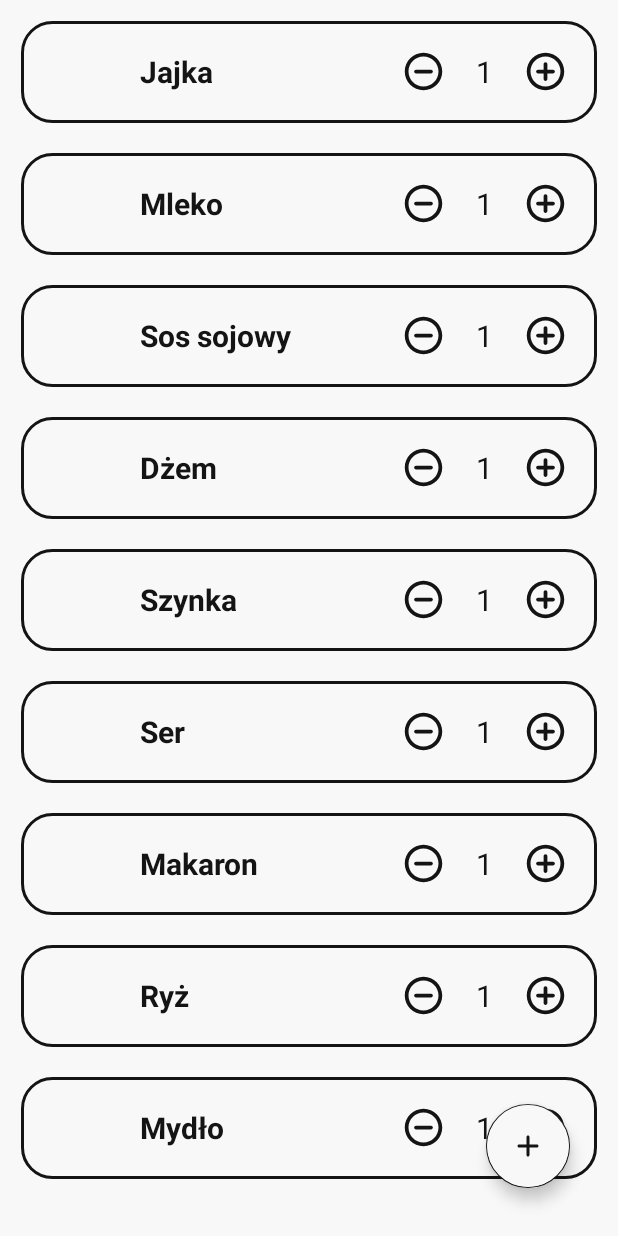
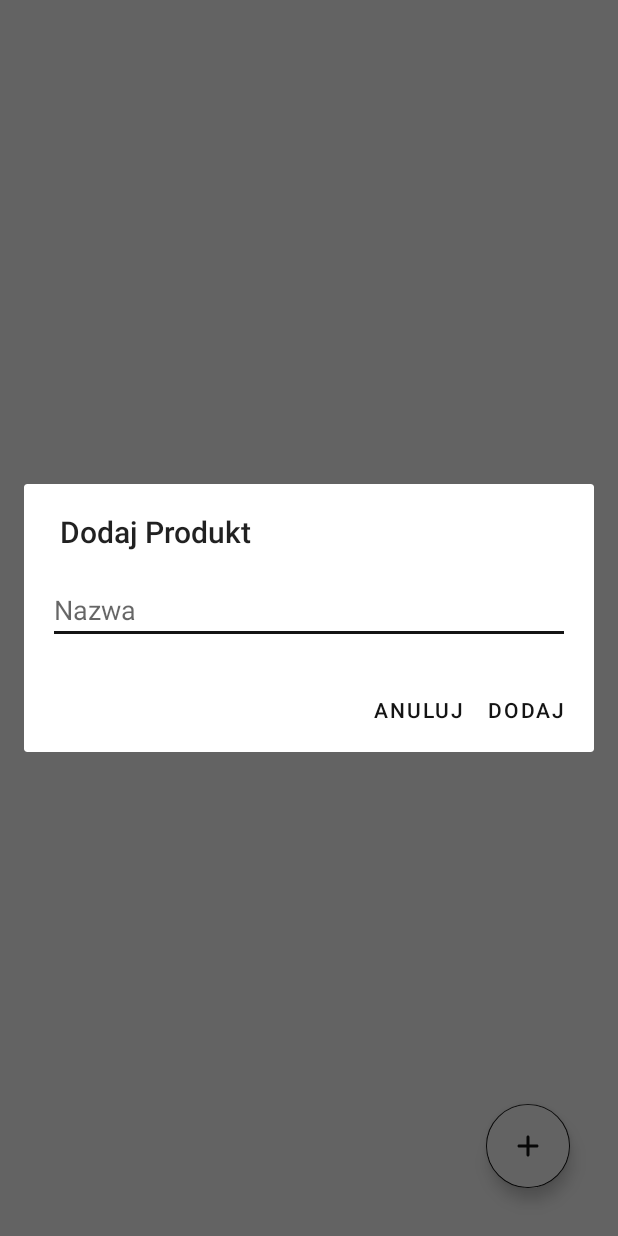
Before and after one commit to Mroxny/MyFridge, an Android app: the screen it shows after launch (MainActivity), after a tap on an icon or button, on a phone screen of 412 x 824 dp. Run offline under Robolectric (Android 15) with nearby library versions, the phone set to English and light mode, and no system bars.

Commit message:
17.09.2021
- add dialog product

```diff
--- /dev/null
+++ b/app/src/main/java/com/mroxny/myfridge/AddProductDialog.java
@@ -0,0 +1,66 @@
+package com.mroxny.myfridge;
+
+import android.app.Dialog;
+import android.content.Context;
+import android.content.DialogInterface;
+import android.os.Bundle;
+import android.view.LayoutInflater;
+import android.view.View;
+import android.widget.EditText;
+
+import androidx.appcompat.app.AlertDialog;
+import androidx.appcompat.app.AppCompatDialogFragment;
+
+
+public class AddProductDialog extends AppCompatDialogFragment {
+
+    private EditText editTextName;
+    private ProductDialogListener listener;
+
+    @Override
+    public Dialog onCreateDialog(Bundle savedInstanceState) {
+        AlertDialog.Builder builder = new AlertDialog.Builder(getActivity());
+
+        LayoutInflater inflater = getActivity().getLayoutInflater();
+        View view = inflater.inflate(R.layout.add_product_layout, null);
+
+        builder.setView(view)
+                .setTitle("Dodaj Produkt")
+                .setNegativeButton("anuluj", new DialogInterface.OnClickListener() {
+                    @Override
+                    public void onClick(DialogInterface dialogInterface, int i) {
+
+                    }
+                })
+                .setPositiveButton("dodaj", new DialogInterface.OnClickListener() {
+                    @Override
+                    public void onClick(DialogInterface dialogInterface, int i) {
+                        String name = editTextName.getText().toString();
+
+                        if (name == null || name.length()<=0)name = "Nieznany produkt";
+
+                        listener.applyTexts(name);
+                    }
+                });
+
+        editTextName = view.findViewById(R.id.edit_name);
+
+        return builder.create();
+    }
+
+    @Override
+    public void onAttach(Context context) {
+        super.onAttach(context);
+
+        try {
+            listener = (ProductDialogListener) context;
+        } catch (ClassCastException e) {
+            throw new ClassCastException(context.toString() +
+                    "must implement ProductDialogListener");
+        }
+    }
+
+    public interface ProductDialogListener {
+        void applyTexts(String name);
+    }
+}
--- a/app/src/main/java/com/mroxny/myfridge/MainActivity.java
+++ b/app/src/main/java/com/mroxny/myfridge/MainActivity.java
@@ -23,15 +23,13 @@ import com.google.android.material.floatingactionbutton.FloatingActionButton;
 
 import java.util.ArrayList;
 
-public class MainActivity extends AppCompatActivity {
+public class MainActivity extends AppCompatActivity implements AddProductDialog.ProductDialogListener{
 
     private RecyclerView mRecyclerView;
     private RecyclerView.Adapter mAdapter;
     private RecyclerView.LayoutManager mLayoutManager;
-
-    private Product product;
-    private LinearLayout layout;
     private FloatingActionButton addProductButton;
+    ArrayList<Product> products = new ArrayList<>();
 
     @Override
     protected void onCreate(Bundle savedInstanceState) {
@@ -41,37 +39,37 @@ public class MainActivity extends AppCompatActivity {
         getWindow().setFlags(WindowManager.LayoutParams.FLAG_FULLSCREEN,
                 WindowManager.LayoutParams.FLAG_FULLSCREEN);
 
-        ArrayList<Product> products = new ArrayList<>();
-        products.add(new Product("Jajka"));
-        products.add(new Product("Mleko"));
-        products.add(new Product("Sos sojowy"));
-        products.add(new Product("Dżem"));
-        products.add(new Product("Szynka"));
-        products.add(new Product("Ser"));
-        products.add(new Product("Makaron"));
-        products.add(new Product("Ryż"));
-        products.add(new Product("Mydło"));
+        addProductButton = (FloatingActionButton) findViewById(R.id.add_product_button);
+        addProductButton.setOnClickListener(new View.OnClickListener() {
+            @Override
+            public void onClick(View v) {
+                openAddProductDialog();
+            }
+        });
+    }
 
+    private void openAddProductDialog(){
+        AddProductDialog productDialog = new AddProductDialog();
+        productDialog.show(getSupportFragmentManager(),"product dialog");
+
+    }
+
+    private void addProduct(String name) {
+        products.add(new Product(name));
 
         mRecyclerView = findViewById(R.id.recyclerView);
         mRecyclerView.setHasFixedSize(true);
         mLayoutManager = new LinearLayoutManager(this);
+
         mAdapter = new ProductAdapter(products);
-
         mRecyclerView.setLayoutManager(mLayoutManager);
         mRecyclerView.setAdapter(mAdapter);
 
-
-        addProductButton = (FloatingActionButton) findViewById(R.id.add_product_button);
-        addProductButton.setOnClickListener(new View.OnClickListener() {
-            @Override
-            public void onClick(View v) {
-                createProduct();
-            }
-        });
     }
 
-    public void createProduct() {
+    @Override
+    public void applyTexts(String name) {
+        addProduct(name);
+    }
 
-    }
 }
--- /dev/null
+++ b/app/src/main/res/layout/add_product_layout.xml
@@ -0,0 +1,13 @@
+<?xml version="1.0" encoding="utf-8"?>
+<RelativeLayout xmlns:android="http://schemas.android.com/apk/res/android"
+    android:layout_width="match_parent"
+    android:layout_height="match_parent"
+    android:padding="16dp">
+
+    <EditText
+        android:id="@+id/edit_name"
+        android:layout_width="match_parent"
+        android:layout_height="wrap_content"
+        android:hint="Nazwa" />
+
+</RelativeLayout>
--- a/app/src/main/res/layout/product_item.xml
+++ b/app/src/main/res/layout/product_item.xml
@@ -47,7 +47,7 @@
             android:layout_width="30dp"
             android:layout_height="30dp"
             android:layout_gravity="center_vertical"
-            android:layout_marginEnd="20dp"
+            android:layout_marginEnd="10dp"
             android:layout_toStartOf="@+id/textView2"
             android:layout_centerVertical="true"
             android:background="@drawable/ic_round_remove_product"
@@ -58,7 +58,7 @@
             android:layout_width="wrap_content"
             android:layout_height="wrap_content"
             android:layout_gravity="center_vertical"
-            android:layout_marginEnd="20dp"
+            android:layout_marginEnd="10dp"
             android:layout_toStartOf="@+id/add_button"
             android:layout_centerVertical="true"
             android:text="0"
```
